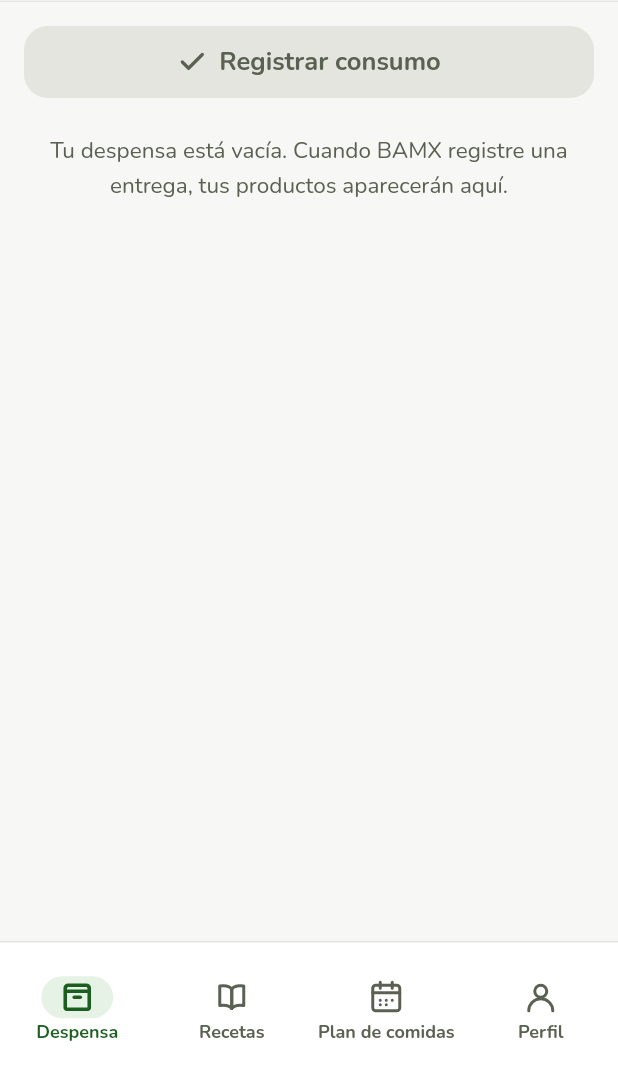
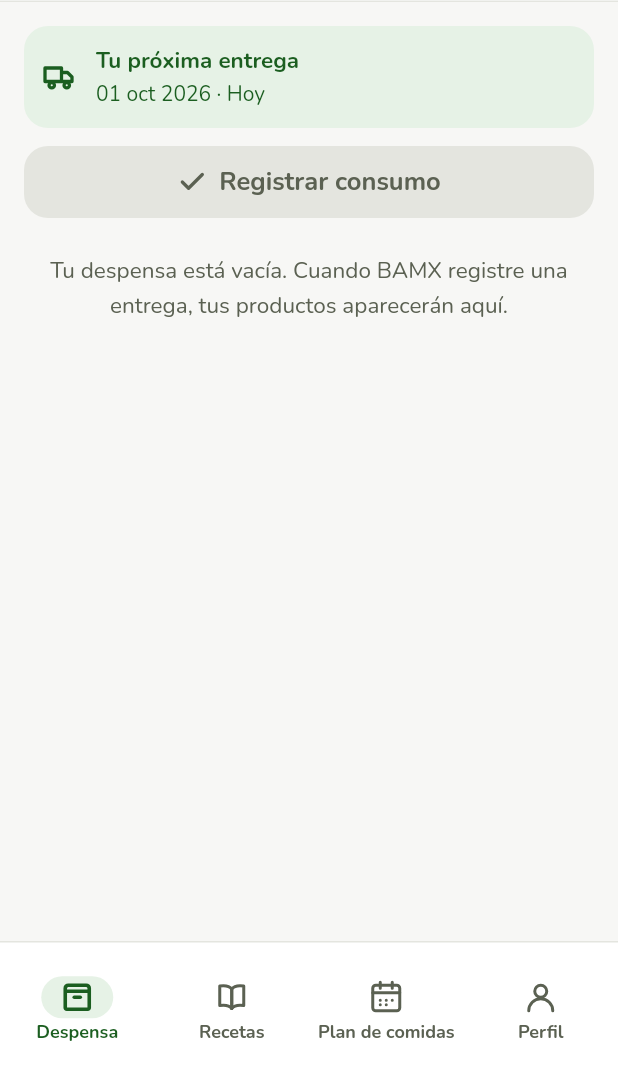
Before and after one commit to Limoncrack2v/BankMex_Sys_Storage, a Flutter app: the HomeScreen screen opened directly with empty values, on a phone screen of 412 x 824 dp, the part 157-1236 px from its top. Run offline on Flutter 3.47's test engine with Material 3 defaults, Android fonts, the phone set to English and light mode, and no system bars; our stand-ins replace cloud_firestore, firebase_auth, firebase_core, flutter_svg, shared_preferences; accounts and stored records are empty; generated files the repository leaves out were written again.

Commit message:
Show next delivery alert on the family pantry
Add daysUntil to count calendar days and NextDeliveryBanner, which shows the date of the next delivery as Hoy, Mañana or En N días and hides it when there is none or it already passed. The pantry watches the family doc so the banner updates live, and shows it as the first item of the pantry list, with the same spacing as the other banners and also on the error view, so it is visible even with an empty pantry.

```diff
--- a/lib/ui/formatting.dart
+++ b/lib/ui/formatting.dart
@@ -84,6 +84,11 @@ String productDisplayName(String productId) {
 
 DateTime _dateOnlyUtc(DateTime date) =>
     DateTime.utc(date.year, date.month, date.day);
+
+/// Días de calendario de [today] a [date]: 0 = hoy, 1 = mañana, negativo = ya
+/// pasó. Cuenta días y no horas: de hoy a las 23:00 a mañana a la 1:00 es 1.
+int daysUntil(DateTime date, {DateTime? today}) =>
+    _dateOnlyUtc(date).difference(_dateOnlyUtc(today ?? DateTime.now())).inDays;
 
 /// Días que le quedan hoy a un producto. daysUntilExpiration se cuenta desde
 /// localTimestamp (cuando se registró el producto), así que se descuentan los
--- a/lib/ui/screens/pantry/pantry_screen.dart
+++ b/lib/ui/screens/pantry/pantry_screen.dart
@@ -1,6 +1,8 @@
 import 'package:flutter/material.dart';
 
+import '../../../data/models/family.dart';
 import '../../../data/models/pantry_item.dart';
+import '../../../data/repositories/family_repository.dart';
 import '../../../data/repositories/pantry_repository.dart';
 import '../../formatting.dart';
 import '../../models/expiration_urgency.dart';
@@ -10,6 +12,7 @@ import '../../theme/app_text.dart';
 import '../../widgets/app_buttons.dart';
 import '../../widgets/app_header.dart';
 import '../../widgets/app_icon.dart';
+import '../../widgets/next_delivery_banner.dart';
 import '../../widgets/pill.dart';
 import 'consumption_sheet.dart';
 
@@ -28,16 +31,24 @@ class PantryScreen extends StatefulWidget {
 class _PantryScreenState extends State<PantryScreen> {
   late Stream<List<_PantryRow>> _items;
 
+  // El hogar trae nextDeliveryDate (lo escribe syncNextDelivery): al ser un
+  // stream, el aviso cambia en vivo si el staff programa o cancela una entrega.
+  late Stream<Family?> _family;
+
   @override
   void initState() {
     super.initState();
     _items = _watchItems();
+    _family = FamilyRepository().watchFamily(widget.familyId);
   }
 
   @override
   void didUpdateWidget(PantryScreen oldWidget) {
     super.didUpdateWidget(oldWidget);
-    if (oldWidget.familyId != widget.familyId) _items = _watchItems();
+    if (oldWidget.familyId != widget.familyId) {
+      _items = _watchItems();
+      _family = FamilyRepository().watchFamily(widget.familyId);
+    }
   }
 
   // Con los metadatos de cada documento se sabe si un cambio (p. ej. un
@@ -53,27 +64,41 @@ class _PantryScreenState extends State<PantryScreen> {
       children: [
         const AppHeader(title: 'Despensa'),
         Expanded(
-          child: StreamBuilder<List<_PantryRow>>(
+          // El aviso de la próxima entrega va dentro de la lista, como los
+          // otros avisos: así lleva su mismo espaciado y se desplaza con ella.
+          child: StreamBuilder<Family?>(
+            stream: _family,
+            builder: (context, familySnapshot) {
+              final nextDelivery = familySnapshot.data?.nextDeliveryDate;
+              return StreamBuilder<List<_PantryRow>>(
                 stream: _items,
                 builder: (context, snapshot) {
                   final waiting =
                       snapshot.connectionState == ConnectionState.waiting;
                   if (snapshot.hasError && !waiting) {
-                return _PantryError(onRetry: _retry);
+                    return _PantryError(
+                      nextDelivery: nextDelivery,
+                      onRetry: _retry,
+                    );
                   }
                   final rows = snapshot.data;
                   if (rows == null) {
                     return const Center(
-                  child: CircularProgressIndicator(color: AppColors.primary),
+                      child: CircularProgressIndicator(
+                        color: AppColors.primary,
+                      ),
                     );
                   }
                   return _PantryList(
                     entries: _sortedEntries(rows),
+                    nextDelivery: nextDelivery,
                     onRegisterConsumption: (items) => showConsumptionSheet(
                       context,
                       familyId: widget.familyId,
                       items: items,
                     ),
+                  );
+                },
               );
             },
           ),
@@ -113,10 +138,14 @@ class _PantryEntry {
 class _PantryList extends StatelessWidget {
   const _PantryList({
     required this.entries,
+    required this.nextDelivery,
     required this.onRegisterConsumption,
   });
 
   final List<_PantryEntry> entries;
+
+  /// families/{familyId}.nextDeliveryDate (lo escribe syncNextDelivery).
+  final DateTime? nextDelivery;
   final ValueChanged<List<PantryItem>> onRegisterConsumption;
 
   @override
@@ -131,6 +160,10 @@ class _PantryList extends StatelessWidget {
     return ListView(
       padding: const EdgeInsets.all(16),
       children: [
+        NextDeliveryBanner(
+          date: nextDelivery,
+          margin: const EdgeInsets.only(bottom: 12),
+        ),
         if (expired > 0) ...[
           InfoBanner(
             message: expired == 1
@@ -179,8 +212,9 @@ class _PantryList extends StatelessWidget {
 }
 
 class _PantryError extends StatelessWidget {
-  const _PantryError({required this.onRetry});
+  const _PantryError({required this.nextDelivery, required this.onRetry});
 
+  final DateTime? nextDelivery;
   final VoidCallback onRetry;
 
   @override
@@ -188,6 +222,10 @@ class _PantryError extends StatelessWidget {
     return ListView(
       padding: const EdgeInsets.all(16),
       children: [
+        NextDeliveryBanner(
+          date: nextDelivery,
+          margin: const EdgeInsets.only(bottom: 12),
+        ),
         const InfoBanner(
           message:
               'No pudimos cargar tu despensa. Revisa tu conexión e intenta '
--- /dev/null
+++ b/lib/ui/widgets/next_delivery_banner.dart
@@ -0,0 +1,80 @@
+import 'package:flutter/material.dart';
+
+import '../formatting.dart';
+import '../theme/app_assets.dart';
+import '../theme/app_colors.dart';
+import '../theme/app_text.dart';
+import 'app_icon.dart';
+
+/// Aviso de la próxima entrega de BAMX para la familia. No muestra nada si no
+/// hay una programada o si la fecha ya pasó (una entrega que el staff aún no
+/// marca no debe aparecer como próxima).
+///
+/// Solo dibuja la fecha que recibe; quien la lee de Firestore es la pantalla
+/// (families/{familyId}.nextDeliveryDate, que escribe syncNextDelivery).
+class NextDeliveryBanner extends StatelessWidget {
+  const NextDeliveryBanner({
+    super.key,
+    required this.date,
+    this.today,
+    this.margin = EdgeInsets.zero,
+  });
+
+  final DateTime? date;
+
+  /// Para pruebas; por defecto, hoy.
+  final DateTime? today;
+
+  /// Espacio alrededor del aviso, solo cuando se muestra.
+  final EdgeInsets margin;
+
+  @override
+  Widget build(BuildContext context) {
+    final date = this.date;
+    if (date == null) return const SizedBox.shrink();
+    final days = daysUntil(date, today: today);
+    if (days < 0) return const SizedBox.shrink();
+
+    final when = switch (days) {
+      0 => 'Hoy',
+      1 => 'Mañana',
+      _ => 'En $days días',
+    };
+
+    return Container(
+      width: double.infinity,
+      margin: margin,
+      padding: const EdgeInsets.all(12),
+      decoration: BoxDecoration(
+        color: AppColors.primarySoft,
+        borderRadius: BorderRadius.circular(16),
+      ),
+      child: Row(
+        children: [
+          const AppIcon(AppIcons.truck, color: AppColors.primaryDark),
+          const SizedBox(width: 12),
+          Expanded(
+            child: Column(
+              crossAxisAlignment: CrossAxisAlignment.start,
+              children: [
+                Text(
+                  'Tu próxima entrega',
+                  style: AppText.nunito(
+                    15,
+                    22.5,
+                    weight: FontWeight.w700,
+                    color: AppColors.primaryDark,
+                  ),
+                ),
+                Text(
+                  '${formatDateLong(date)} · $when',
+                  style: AppText.nunito(14, 21, color: AppColors.primaryDark),
+                ),
+              ],
+            ),
+          ),
+        ],
+      ),
+    );
+  }
+}
```
Also changed, not shown: 2 other files. Lines whose indentation alone changed are shown as unchanged.
